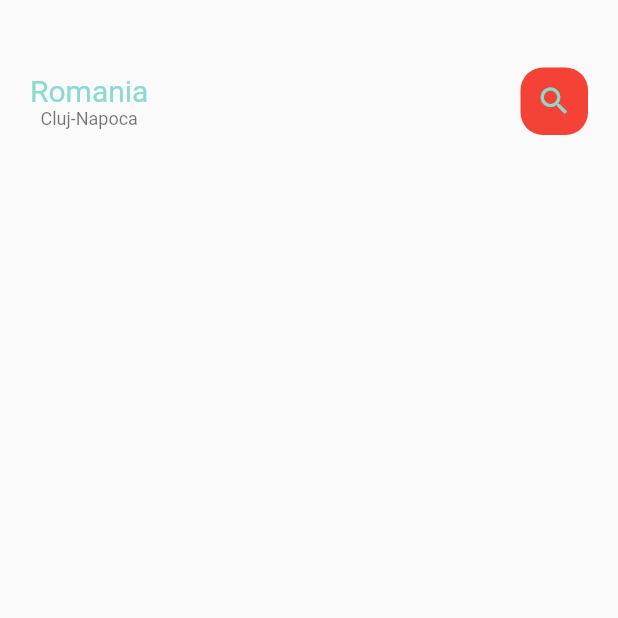
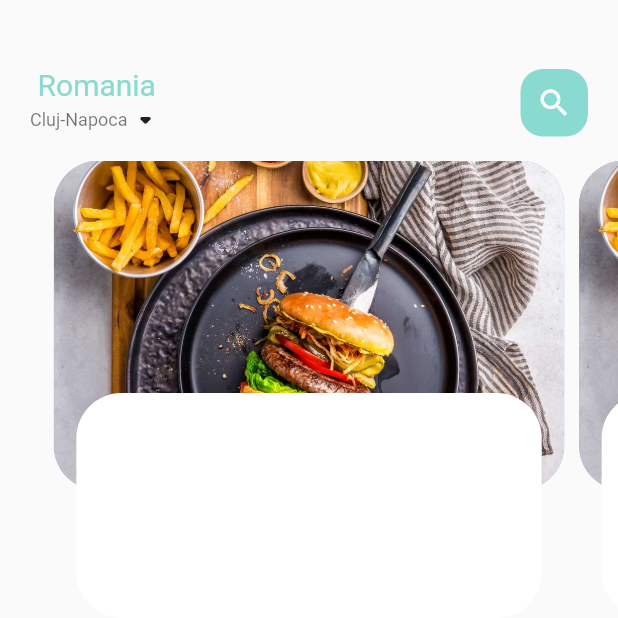
Before and after one commit to Seician/lucrare_licenta, a Flutter app: the screen it shows after launch, on a phone screen of 412 x 824 dp, the top half of it. Run offline on Flutter 3.47's test engine with Material 2 defaults, Android fonts, the phone set to English and light mode, and no system bars; Roboto replaces fonts that are missing (OpenSans-Regular).

Commit message:
Adding Food Page Body Widget

```diff
--- /dev/null
+++ b/lib/home/food_page_body.dart
@@ -0,0 +1,55 @@
+import 'package:flutter/material.dart';
+import 'package:flutter_complete_guide/utils/colors.dart';
+
+class FoodPageBody extends StatefulWidget {
+  const FoodPageBody({super.key});
+
+  @override
+  State<FoodPageBody> createState() => _FoodPageBodyState();
+}
+
+class _FoodPageBodyState extends State<FoodPageBody> {
+  PageController pageController = PageController(viewportFraction: 0.85);
+
+  @override
+  Widget build(BuildContext context) {
+    return Container(
+      height: 320,
+      child: PageView.builder(
+          controller: pageController,
+          // position parameter will start at 0 and end at itemCount;
+          itemCount: 5,
+          itemBuilder: ((context, position) {
+            return _buildPageItem(
+              position,
+            );
+          })),
+    );
+  }
+
+  Widget _buildPageItem(int index) {
+    return Stack(children: [
+      Container(
+        height: 220,
+        margin: const EdgeInsets.only(left: 5, right: 5),
+        decoration: BoxDecoration(
+            borderRadius: BorderRadius.circular(30),
+            color: index.isEven ? const Color(0xFF69c5df) : Color(0xFF9294cc),
+            image: const DecorationImage(
+                fit: BoxFit.cover,
+                image: AssetImage("assets/images/food1.jpg"))),
+      ),
+      Align(
+        alignment: Alignment.bottomCenter,
+        child: Container(
+          height: 150,
+          margin: const EdgeInsets.only(left: 20, right: 20, bottom: 15),
+          decoration: BoxDecoration(
+            borderRadius: BorderRadius.circular(30),
+            color: Colors.white,
+          ),
+        ),
+      ),
+    ]);
+  }
+}
--- a/lib/home/main_food_page.dart
+++ b/lib/home/main_food_page.dart
@@ -1,4 +1,5 @@
 import 'package:flutter/material.dart';
+import 'package:flutter_complete_guide/home/food_page_body.dart';
 import 'package:flutter_complete_guide/widgets/big_text.dart';
 import 'package:flutter_complete_guide/widgets/small_text.dart';
 
@@ -33,7 +34,13 @@ class _MainFoodPageState extends State<MainFoodPage> {
                       text: "Romania",
                       color: AppColors.mainColor,
                       ),
-                      SmallText(text: "Cluj-Napoca", color: Colors.black54,),
+
+                      Row(
+                        children: [
+                          SmallText(text: "Cluj-Napoca", color: Colors.black54,),
+                          const Icon(Icons.arrow_drop_down_rounded)
+                        ],
+                      ),
                     ],
                   ),
                   Center(
@@ -42,15 +49,16 @@ class _MainFoodPageState extends State<MainFoodPage> {
                       height: 45,
                       decoration: BoxDecoration(
                           borderRadius: BorderRadius.circular(15),
-                          color: Colors.red),
+                          color: AppColors.mainColor),
                       child: const Icon(
                         Icons.search,
-                        color: AppColors.mainColor,
+                        color: Color.fromARGB(255, 255, 255, 255),
                       ),
                     ),
                   )
                 ]),
           ),
+          FoodPageBody(),
         ],
       ),
     );
--- a/pubspec.yaml
+++ b/pubspec.yaml
@@ -61,7 +61,7 @@ flutter:
 
   # To add assets to your application, add an assets section, like this:
   assets:
-    - assets/images/waiting.png
+    - assets/images/
 
   # An image asset can refer to one or more resolution-specific "variants", see
   # https://flutter.dev/assets-and-images/#resolution-aware
```
Also changed, not shown: assets/images/food1.jpg (added), assets/images/food2.jpg (added).
